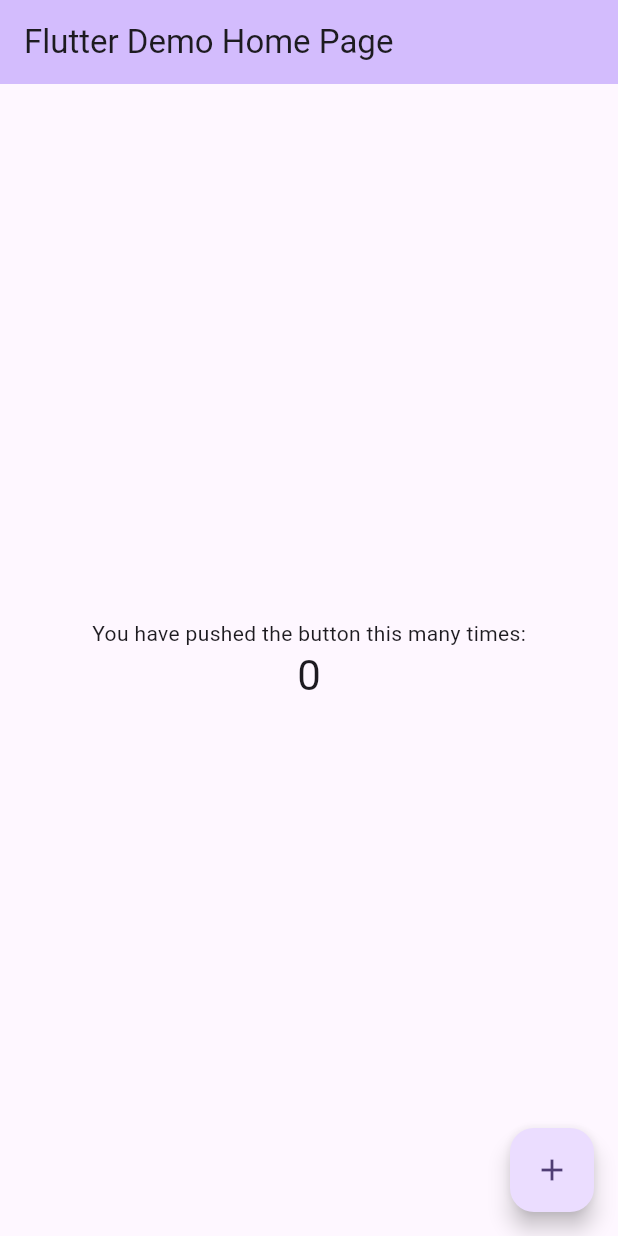
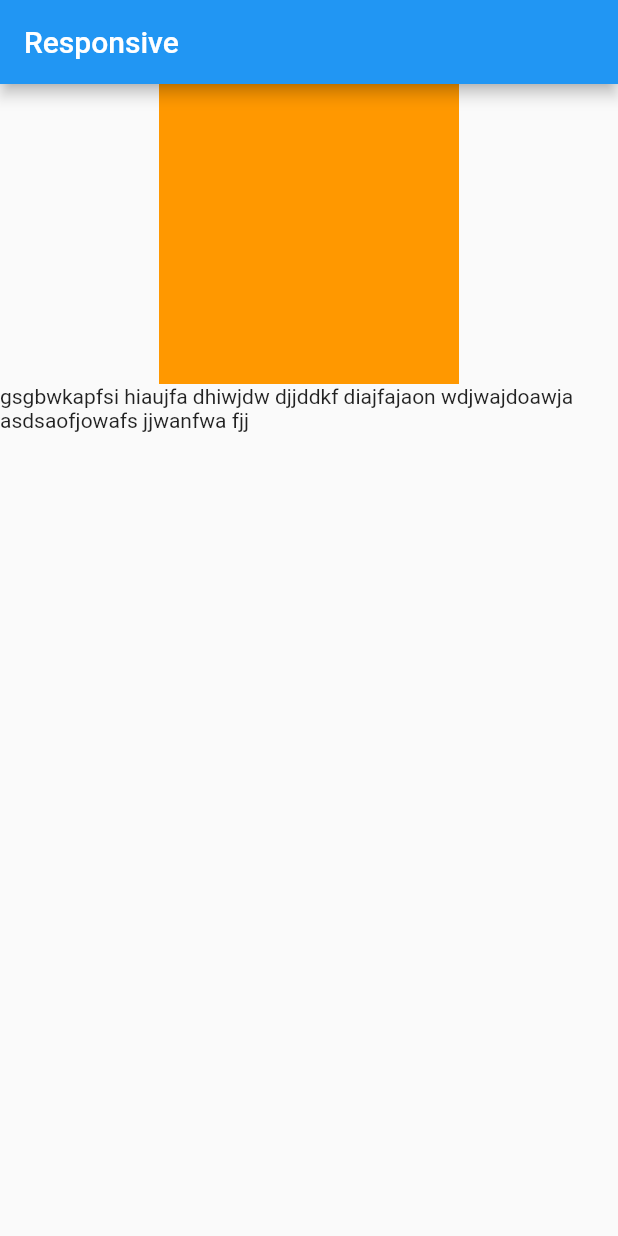
Before and after one commit to islamnabila/responsive_widget, a Flutter app: the screen it shows after launch, on a phone screen of 412 x 824 dp. Run offline on Flutter 3.47's test engine with Material 2 defaults, Android fonts, the phone set to English and light mode, and no system bars.

Commit message:
resonsive 2

```diff
--- a/lib/main.dart
+++ b/lib/main.dart
@@ -1,125 +1,18 @@
+import 'package:flutter/cupertino.dart';
 import 'package:flutter/material.dart';
 
-void main() {
-  runApp(const MyApp());
+import 'my_home.dart';
+
+void main(){
+  runApp(MyApp());
 }
-
 class MyApp extends StatelessWidget {
   const MyApp({super.key});
 
-  // This widget is the root of your application.
   @override
   Widget build(BuildContext context) {
     return MaterialApp(
-      title: 'Flutter Demo',
-      theme: ThemeData(
-
-        //
-        // TRY THIS: Try running your application with "flutter run". You'll see
-        // the application has a blue toolbar. Then, without quitting the app,
-        // try changing the seedColor in the colorScheme below to Colors.green
-        // and then invoke "hot reload" (save your changes or press the "hot
-        // reload" button in a Flutter-supported IDE, or press "r" if you used
-        // the command line to start the app).
-        //
-        // Notice that the counter didn't reset back to zero; the application
-        // state is not lost during the reload. To reset the state, use hot
-        // restart instead.
-        //
-        // This works for code too, not just values: Most code changes can be
-        // tested with just a hot reload.
-        colorScheme: ColorScheme.fromSeed(seedColor: Colors.deepPurple),
-        useMaterial3: true,
-      ),
-      home: const MyHomePage(title: 'Flutter Demo Home Page'),
+      home: MyHome(),
     );
   }
 }
-
-class MyHomePage extends StatefulWidget {
-  const MyHomePage({super.key, required this.title});
-
-  // This widget is the home page of your application. It is stateful, meaning
-  // that it has a State object (defined below) that contains fields that affect
-  // how it looks.
-
-  // This class is the configuration for the state. It holds the values (in this
-  // case the title) provided by the parent (in this case the App widget) and
-  // used by the build method of the State. Fields in a Widget subclass are
-  // always marked "final".
-
-  final String title;
-
-  @override
-  State<MyHomePage> createState() => _MyHomePageState();
-}
-
-class _MyHomePageState extends State<MyHomePage> {
-  int _counter = 0;
-
-  void _incrementCounter() {
-    setState(() {
-      // This call to setState tells the Flutter framework that something has
-      // changed in this State, which causes it to rerun the build method below
-      // so that the display can reflect the updated values. If we changed
-      // _counter without calling setState(), then the build method would not be
-      // called again, and so nothing would appear to happen.
-      _counter++;
-    });
-  }
-
-  @override
-  Widget build(BuildContext context) {
-    // This method is rerun every time setState is called, for instance as done
-    // by the _incrementCounter method above.
-    //
-    // The Flutter framework has been optimized to make rerunning build methods
-    // fast, so that you can just rebuild anything that needs updating rather
-    // than having to individually change instances of widgets.
-    return Scaffold(
-      appBar: AppBar(
-        // TRY THIS: Try changing the color here to a specific color (to
-        // Colors.amber, perhaps?) and trigger a hot reload to see the AppBar
-        // change color while the other colors stay the same.
-        backgroundColor: Theme.of(context).colorScheme.inversePrimary,
-        // Here we take the value from the MyHomePage object that was created by
-        // the App.build method, and use it to set our appbar title.
-        title: Text(widget.title),
-      ),
-      body: Center(
-        // Center is a layout widget. It takes a single child and positions it
-        // in the middle of the parent.
-        child: Column(
-          // Column is also a layout widget. It takes a list of children and
-          // arranges them vertically. By default, it sizes itself to fit its
-          // children horizontally, and tries to be as tall as its parent.
-          //
-          // Column has various properties to control how it sizes itself and
-          // how it positions its children. Here we use mainAxisAlignment to
-          // center the children vertically; the main axis here is the vertical
-          // axis because Columns are vertical (the cross axis would be
-          // horizontal).
-          //
-          // TRY THIS: Invoke "debug painting" (choose the "Toggle Debug Paint"
-          // action in the IDE, or press "p" in the console), to see the
-          // wireframe for each widget.
-          mainAxisAlignment: MainAxisAlignment.center,
-          children: <Widget>[
-            const Text(
-              'You have pushed the button this many times:',
-            ),
-            Text(
-              '$_counter',
-              style: Theme.of(context).textTheme.headlineMedium,
-            ),
-          ],
-        ),
-      ),
-      floatingActionButton: FloatingActionButton(
-        onPressed: _incrementCounter,
-        tooltip: 'Increment',
-        child: const Icon(Icons.add),
-      ), // This trailing comma makes auto-formatting nicer for build methods.
-    );
-  }
-}
--- /dev/null
+++ b/lib/mobile_body.dart
@@ -0,0 +1,26 @@
+
+import 'package:flutter/cupertino.dart';
+import 'package:flutter/material.dart';
+
+class MobileBody extends StatelessWidget {
+  const MobileBody({
+    super.key,
+  });
+
+  @override
+  Widget build(BuildContext context) {
+    return Scaffold(
+     body: Column(
+        children: [
+          Container(
+            height: 200,
+            width: 200,
+            color: Colors.orange,
+          ),
+          Text(
+              "gsgbwkapfsi hiaujfa dhiwjdw djjddkf diajfajaon wdjwajdoawja asdsaofjowafs jjwanfwa fjj")
+        ],
+      ),
+    );
+  }
+}
--- /dev/null
+++ b/lib/my_home.dart
@@ -0,0 +1,26 @@
+import 'package:flutter/cupertino.dart';
+import 'package:flutter/material.dart';
+import 'package:responsive_widget/mobile_body.dart';
+import 'package:responsive_widget/ressponsive-layout.dart';
+import 'package:responsive_widget/tab_body.dart';
+
+class MyHome extends StatefulWidget {
+  const MyHome({super.key});
+
+  @override
+  State<MyHome> createState() => _MyHomeState();
+}
+
+class _MyHomeState extends State<MyHome> {
+  @override
+  Widget build(BuildContext context) {
+    return Scaffold(
+      appBar: AppBar(
+        title: Text("Responsive"),
+      ),
+      body: SafeArea(
+        child: ResponsiveLayout(mobile: MobileBody(), tab: TabBody())
+      ),
+    );
+  }
+}
--- /dev/null
+++ b/lib/ressponsive-layout.dart
@@ -0,0 +1,20 @@
+import 'package:flutter/cupertino.dart';
+import 'package:flutter/material.dart';
+
+class ResponsiveLayout extends StatelessWidget {
+  final Widget mobile;
+  final Widget tab;
+  const ResponsiveLayout({super.key, required this.mobile, required this.tab});
+
+  @override
+  Widget build(BuildContext context) {
+    return LayoutBuilder(builder: (context, constraints){
+      if(constraints.maxWidth < 600){
+        return mobile;
+      }else{
+        return tab;
+      }
+
+    });
+  }
+}
--- /dev/null
+++ b/lib/tab_body.dart
@@ -0,0 +1,26 @@
+import 'package:flutter/cupertino.dart';
+import 'package:flutter/material.dart';
+
+class TabBody extends StatelessWidget {
+  const TabBody({
+    super.key,
+  });
+
+  @override
+  Widget build(BuildContext context) {
+    return Scaffold(
+      body: Row(
+        children: [
+          Container(
+            height: 200,
+            width: 200,
+            color: Colors.orange,
+          ),
+          Expanded(
+              child: Text(
+                  "gsgbwkapfsi hiaujfa dhiwjdw djjddkf diajfajaon wdjwajdoawja asdsaofjowafs jjwanfwa fjj"))
+        ],
+      ),
+    );
+  }
+}
```
